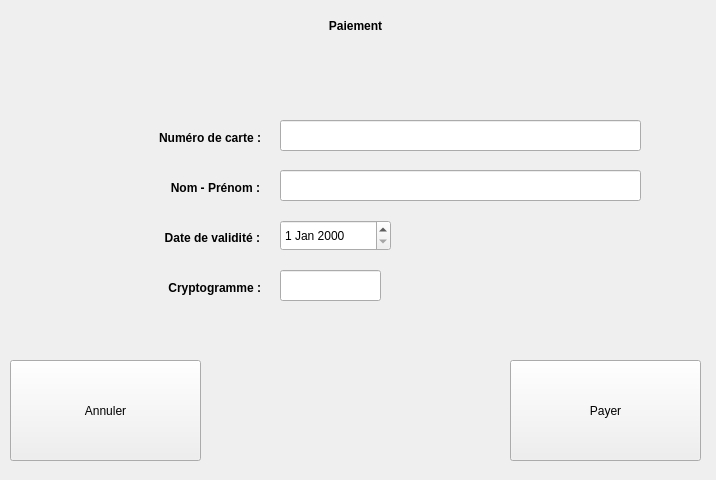
This is ui/paiementWidget.ui in KaneRoot/ihmsem6a as Qt 5 draws it before an edit. The edited form follows.
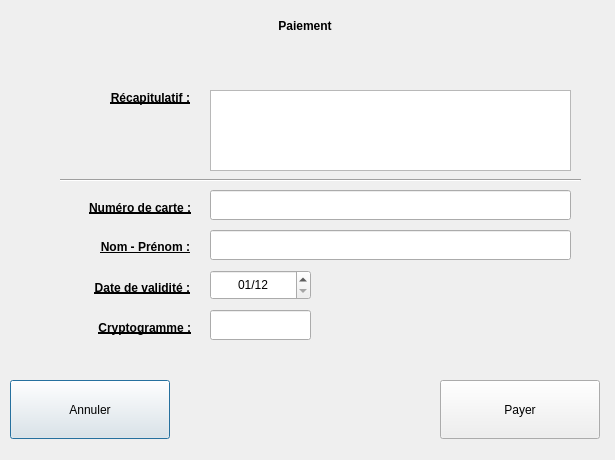
This is the edited form.

Patch:
```diff
--- a/ui/paiementWidget.ui
+++ b/ui/paiementWidget.ui
@@ -1,24 +1,158 @@
 <?xml version="1.0" encoding="UTF-8"?>
 <ui version="4.0">
- <class>Form</class>
- <widget class="QWidget" name="Form">
+ <class>paiementForm</class>
+ <widget class="QDialog" name="paiementForm">
   <property name="geometry">
    <rect>
     <x>0</x>
     <y>0</y>
-    <width>716</width>
-    <height>480</height>
+    <width>615</width>
+    <height>460</height>
    </rect>
   </property>
   <property name="windowTitle">
-   <string>Form</string>
+   <string>Dialog</string>
   </property>
+  <widget class="QLabel" name="label_5">
+   <property name="geometry">
+    <rect>
+     <x>70</x>
+     <y>90</y>
+     <width>120</width>
+     <height>15</height>
+    </rect>
+   </property>
+   <property name="font">
+    <font>
+     <weight>75</weight>
+     <bold>true</bold>
+     <underline>true</underline>
+    </font>
+   </property>
+   <property name="text">
+    <string>Récapitulatif :</string>
+   </property>
+   <property name="alignment">
+    <set>Qt::AlignRight|Qt::AlignTrailing|Qt::AlignVCenter</set>
+   </property>
+  </widget>
+  <widget class="QTextEdit" name="textEdit">
+   <property name="geometry">
+    <rect>
+     <x>210</x>
+     <y>90</y>
+     <width>361</width>
+     <height>81</height>
+    </rect>
+   </property>
+   <property name="cursor" stdset="0">
+    <cursorShape>IBeamCursor</cursorShape>
+   </property>
+   <property name="frameShape">
+    <enum>QFrame::StyledPanel</enum>
+   </property>
+   <property name="frameShadow">
+    <enum>QFrame::Sunken</enum>
+   </property>
+   <property name="readOnly">
+    <bool>true</bool>
+   </property>
+  </widget>
+  <widget class="QLabel" name="label_2">
+   <property name="geometry">
+    <rect>
+     <x>50</x>
+     <y>280</y>
+     <width>140</width>
+     <height>15</height>
+    </rect>
+   </property>
+   <property name="font">
+    <font>
+     <weight>75</weight>
+     <bold>true</bold>
+     <underline>true</underline>
+    </font>
+   </property>
+   <property name="text">
+    <string>Date de validité :</string>
+   </property>
+   <property name="alignment">
+    <set>Qt::AlignRight|Qt::AlignTrailing|Qt::AlignVCenter</set>
+   </property>
+  </widget>
+  <widget class="QLineEdit" name="cryptoEdit">
+   <property name="geometry">
+    <rect>
+     <x>210</x>
+     <y>310</y>
+     <width>101</width>
+     <height>30</height>
+    </rect>
+   </property>
+   <property name="alignment">
+    <set>Qt::AlignCenter</set>
+   </property>
+  </widget>
+  <widget class="QDateEdit" name="dateEdit">
+   <property name="geometry">
+    <rect>
+     <x>210</x>
+     <y>270</y>
+     <width>101</width>
+     <height>30</height>
+    </rect>
+   </property>
+   <property name="alignment">
+    <set>Qt::AlignCenter</set>
+   </property>
+   <property name="minimumDate">
+    <date>
+     <year>1752</year>
+     <month>12</month>
+     <day>14</day>
+    </date>
+   </property>
+   <property name="displayFormat">
+    <string>MM/yy</string>
+   </property>
+   <property name="date">
+    <date>
+     <year>2012</year>
+     <month>1</month>
+     <day>1</day>
+    </date>
+   </property>
+  </widget>
+  <widget class="QLineEdit" name="cardNumberEdit">
+   <property name="geometry">
+    <rect>
+     <x>210</x>
+     <y>190</y>
+     <width>361</width>
+     <height>30</height>
+    </rect>
+   </property>
+  </widget>
+  <widget class="QPushButton" name="cancelButton">
+   <property name="geometry">
+    <rect>
+     <x>10</x>
+     <y>380</y>
+     <width>160</width>
+     <height>59</height>
+    </rect>
+   </property>
+   <property name="text">
+    <string>Annuler</string>
+   </property>
+  </widget>
   <widget class="QLabel" name="labelTitle">
    <property name="geometry">
     <rect>
-     <x>20</x>
+     <x>10</x>
      <y>10</y>
-     <width>671</width>
+     <width>590</width>
      <height>31</height>
     </rect>
    </property>
@@ -44,89 +178,20 @@
     <set>Qt::AlignCenter</set>
    </property>
   </widget>
-  <widget class="QPushButton" name="cancelButton">
-   <property name="geometry">
-    <rect>
-     <x>10</x>
-     <y>360</y>
-     <width>191</width>
-     <height>101</height>
-    </rect>
-   </property>
-   <property name="text">
-    <string>Annuler</string>
-   </property>
-  </widget>
-  <widget class="QPushButton" name="payerButton">
-   <property name="geometry">
-    <rect>
-     <x>510</x>
-     <y>360</y>
-     <width>191</width>
-     <height>101</height>
-    </rect>
-   </property>
-   <property name="text">
-    <string>Payer</string>
-   </property>
-  </widget>
-  <widget class="QLabel" name="label">
-   <property name="geometry">
-    <rect>
-     <x>110</x>
-     <y>130</y>
-     <width>151</width>
-     <height>16</height>
-    </rect>
-   </property>
-   <property name="font">
-    <font>
-     <weight>75</weight>
-     <bold>true</bold>
-    </font>
-   </property>
-   <property name="text">
-    <string>Numéro de carte :</string>
-   </property>
-   <property name="alignment">
-    <set>Qt::AlignRight|Qt::AlignTrailing|Qt::AlignVCenter</set>
-   </property>
-  </widget>
-  <widget class="QLabel" name="label_2">
-   <property name="geometry">
-    <rect>
-     <x>120</x>
-     <y>230</y>
-     <width>140</width>
-     <height>16</height>
-    </rect>
-   </property>
-   <property name="font">
-    <font>
-     <weight>75</weight>
-     <bold>true</bold>
-    </font>
-   </property>
-   <property name="text">
-    <string>Date de validité :</string>
-   </property>
-   <property name="alignment">
-    <set>Qt::AlignRight|Qt::AlignTrailing|Qt::AlignVCenter</set>
-   </property>
-  </widget>
   <widget class="QLabel" name="label_3">
    <property name="geometry">
     <rect>
-     <x>130</x>
-     <y>180</y>
+     <x>60</x>
+     <y>240</y>
      <width>130</width>
-     <height>15</height>
+     <height>14</height>
     </rect>
    </property>
    <property name="font">
     <font>
      <weight>75</weight>
      <bold>true</bold>
+     <underline>true</underline>
     </font>
    </property>
    <property name="text">
@@ -136,19 +201,30 @@
     <set>Qt::AlignRight|Qt::AlignTrailing|Qt::AlignVCenter</set>
    </property>
   </widget>
+  <widget class="QLineEdit" name="nameEdit">
+   <property name="geometry">
+    <rect>
+     <x>210</x>
+     <y>230</y>
+     <width>361</width>
+     <height>30</height>
+    </rect>
+   </property>
+  </widget>
   <widget class="QLabel" name="label_4">
    <property name="geometry">
     <rect>
-     <x>100</x>
-     <y>280</y>
+     <x>30</x>
+     <y>320</y>
      <width>161</width>
-     <height>16</height>
+     <height>15</height>
     </rect>
    </property>
    <property name="font">
     <font>
      <weight>75</weight>
      <bold>true</bold>
+     <underline>true</underline>
     </font>
    </property>
    <property name="text">
@@ -158,44 +234,53 @@
     <set>Qt::AlignRight|Qt::AlignTrailing|Qt::AlignVCenter</set>
    </property>
   </widget>
-  <widget class="QLineEdit" name="cardNumberEdit">
+  <widget class="QPushButton" name="payerButton">
    <property name="geometry">
     <rect>
-     <x>280</x>
-     <y>120</y>
-     <width>361</width>
-     <height>31</height>
+     <x>440</x>
+     <y>380</y>
+     <width>160</width>
+     <height>59</height>
     </rect>
    </property>
+   <property name="text">
+    <string>Payer</string>
+   </property>
   </widget>
-  <widget class="QLineEdit" name="nameEdit">
+  <widget class="QLabel" name="label">
    <property name="geometry">
     <rect>
-     <x>280</x>
+     <x>40</x>
+     <y>200</y>
+     <width>151</width>
+     <height>15</height>
+    </rect>
+   </property>
+   <property name="font">
+    <font>
+     <weight>75</weight>
+     <bold>true</bold>
+     <underline>true</underline>
+    </font>
+   </property>
+   <property name="text">
+    <string>Numéro de carte :</string>
+   </property>
+   <property name="alignment">
+    <set>Qt::AlignRight|Qt::AlignTrailing|Qt::AlignVCenter</set>
+   </property>
+  </widget>
+  <widget class="Line" name="line">
+   <property name="geometry">
+    <rect>
+     <x>60</x>
      <y>170</y>
-     <width>361</width>
-     <height>31</height>
+     <width>521</width>
+     <height>20</height>
     </rect>
    </property>
-  </widget>
-  <widget class="QLineEdit" name="cryptoEdit">
-   <property name="geometry">
-    <rect>
-     <x>280</x>
-     <y>270</y>
-     <width>101</width>
-     <height>31</height>
-    </rect>
-   </property>
-  </widget>
-  <widget class="QDateEdit" name="dateEdit">
-   <property name="geometry">
-    <rect>
-     <x>280</x>
-     <y>220</y>
-     <width>111</width>
-     <height>31</height>
-    </rect>
+   <property name="orientation">
+    <enum>Qt::Horizontal</enum>
    </property>
   </widget>
  </widget>
```
